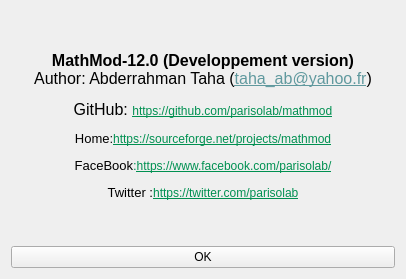
The window that ui_forms/about.ui (parisolab/mathmod) describes before a commit, drawn with Qt 5.
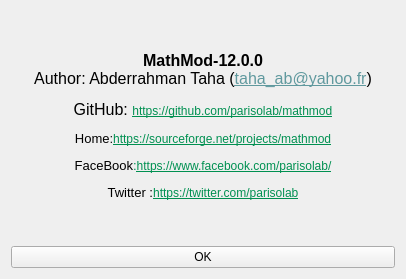
The same window after the commit.

The edit to the form file:
```diff
--- a/ui_forms/about.ui
+++ b/ui_forms/about.ui
@@ -20,7 +20,7 @@
       <font/>
      </property>
      <property name="text">
-      <string>&lt;html&gt;&lt;head/&gt;&lt;body&gt;&lt;p align=&quot;center&quot;&gt;&lt;span style=&quot; font-size:12pt; font-weight:600;&quot;&gt;MathMod-12.0 (Developpement version)&lt;/span&gt;&lt;br/&gt;&lt;span style=&quot; font-size:12pt;&quot;&gt;Author: Abderrahman Taha (&lt;/span&gt;&lt;a href=&quot;taha_ab@yahoo.fr&quot;&gt;&lt;span style=&quot; font-size:12pt; text-decoration: underline; color:#60999e;&quot;&gt;taha_ab@yahoo.fr&lt;/span&gt;&lt;/a&gt;&lt;span style=&quot; font-size:12pt;&quot;&gt;)&lt;/span&gt;&lt;/p&gt;&lt;p align=&quot;center&quot;&gt;&lt;span style=&quot; font-size:12pt;&quot;&gt;GitHub: &lt;/span&gt;&lt;a href=&quot;https://github.com/parisolab/mathmod&quot;&gt;&lt;span style=&quot; text-decoration: underline; color:#009051;&quot;&gt;https://github.com/parisolab/mathmod&lt;/span&gt;&lt;/a&gt;&lt;/p&gt;&lt;p align=&quot;center&quot;&gt;&lt;span style=&quot; font-size:10pt;&quot;&gt;Home&lt;/span&gt;&lt;span style=&quot; font-size:10pt; color:#131313;&quot;&gt;:&lt;/span&gt;&lt;a href=&quot;https://sourceforge.net/projects/mathmod&quot;&gt;&lt;span style=&quot; text-decoration: underline; color:#009051;&quot;&gt;https://sourceforge.net/projects/mathmod&lt;/span&gt;&lt;/a&gt;&lt;/p&gt;&lt;p align=&quot;center&quot;&gt;&lt;span style=&quot; font-size:10pt;&quot;&gt;FaceBook&lt;/span&gt;&lt;span style=&quot; font-size:10pt; color:#009051;&quot;&gt;:&lt;/span&gt;&lt;a href=&quot;https://www.facebook.com/parisolab/&quot;&gt;&lt;span style=&quot; text-decoration: underline; color:#009051;&quot;&gt;https://www.facebook.com/parisolab/&lt;/span&gt;&lt;/a&gt;&lt;/p&gt;&lt;p align=&quot;center&quot;&gt;&lt;span style=&quot; font-size:10pt;&quot;&gt;Twitter :&lt;/span&gt;&lt;a href=&quot;https://twitter.com/parisolab&quot;&gt;&lt;span style=&quot; text-decoration: underline; color:#009051;&quot;&gt;https://twitter.com/parisolab&lt;/span&gt;&lt;/a&gt;&lt;/p&gt;&lt;/body&gt;&lt;/html&gt;</string>
+      <string>&lt;html&gt;&lt;head/&gt;&lt;body&gt;&lt;p align=&quot;center&quot;&gt;&lt;span style=&quot; font-size:12pt; font-weight:600;&quot;&gt;MathMod-12.0.0&lt;/span&gt;&lt;br/&gt;&lt;span style=&quot; font-size:12pt;&quot;&gt;Author: Abderrahman Taha (&lt;/span&gt;&lt;a href=&quot;taha_ab@yahoo.fr&quot;&gt;&lt;span style=&quot; font-size:12pt; text-decoration: underline; color:#60999e;&quot;&gt;taha_ab@yahoo.fr&lt;/span&gt;&lt;/a&gt;&lt;span style=&quot; font-size:12pt;&quot;&gt;)&lt;/span&gt;&lt;/p&gt;&lt;p align=&quot;center&quot;&gt;&lt;span style=&quot; font-size:12pt;&quot;&gt;GitHub: &lt;/span&gt;&lt;a href=&quot;https://github.com/parisolab/mathmod&quot;&gt;&lt;span style=&quot; text-decoration: underline; color:#009051;&quot;&gt;https://github.com/parisolab/mathmod&lt;/span&gt;&lt;/a&gt;&lt;/p&gt;&lt;p align=&quot;center&quot;&gt;&lt;span style=&quot; font-size:10pt;&quot;&gt;Home&lt;/span&gt;&lt;span style=&quot; font-size:10pt; color:#131313;&quot;&gt;:&lt;/span&gt;&lt;a href=&quot;https://sourceforge.net/projects/mathmod&quot;&gt;&lt;span style=&quot; text-decoration: underline; color:#009051;&quot;&gt;https://sourceforge.net/projects/mathmod&lt;/span&gt;&lt;/a&gt;&lt;/p&gt;&lt;p align=&quot;center&quot;&gt;&lt;span style=&quot; font-size:10pt;&quot;&gt;FaceBook&lt;/span&gt;&lt;span style=&quot; font-size:10pt; color:#009051;&quot;&gt;:&lt;/span&gt;&lt;a href=&quot;https://www.facebook.com/parisolab/&quot;&gt;&lt;span style=&quot; text-decoration: underline; color:#009051;&quot;&gt;https://www.facebook.com/parisolab/&lt;/span&gt;&lt;/a&gt;&lt;/p&gt;&lt;p align=&quot;center&quot;&gt;&lt;span style=&quot; font-size:10pt;&quot;&gt;Twitter :&lt;/span&gt;&lt;a href=&quot;https://twitter.com/parisolab&quot;&gt;&lt;span style=&quot; text-decoration: underline; color:#009051;&quot;&gt;https://twitter.com/parisolab&lt;/span&gt;&lt;/a&gt;&lt;/p&gt;&lt;/body&gt;&lt;/html&gt;</string>
      </property>
      <property name="wordWrap">
       <bool>false</bool>
```
